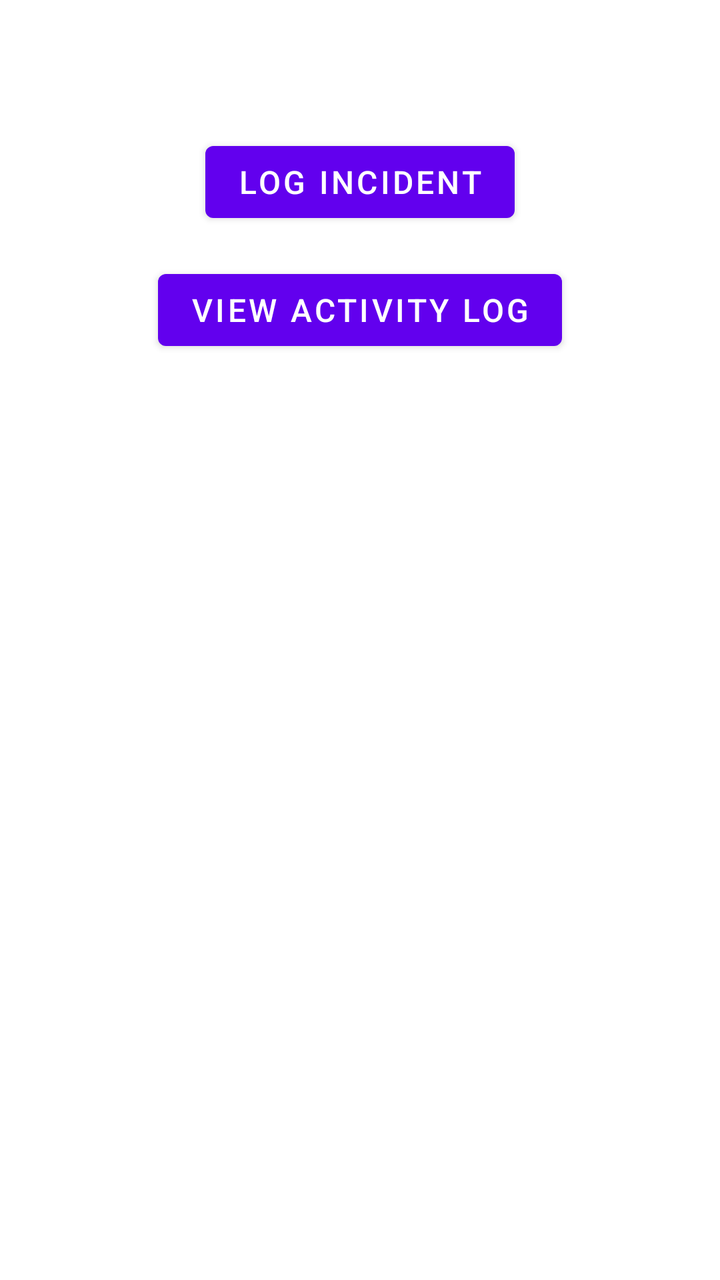
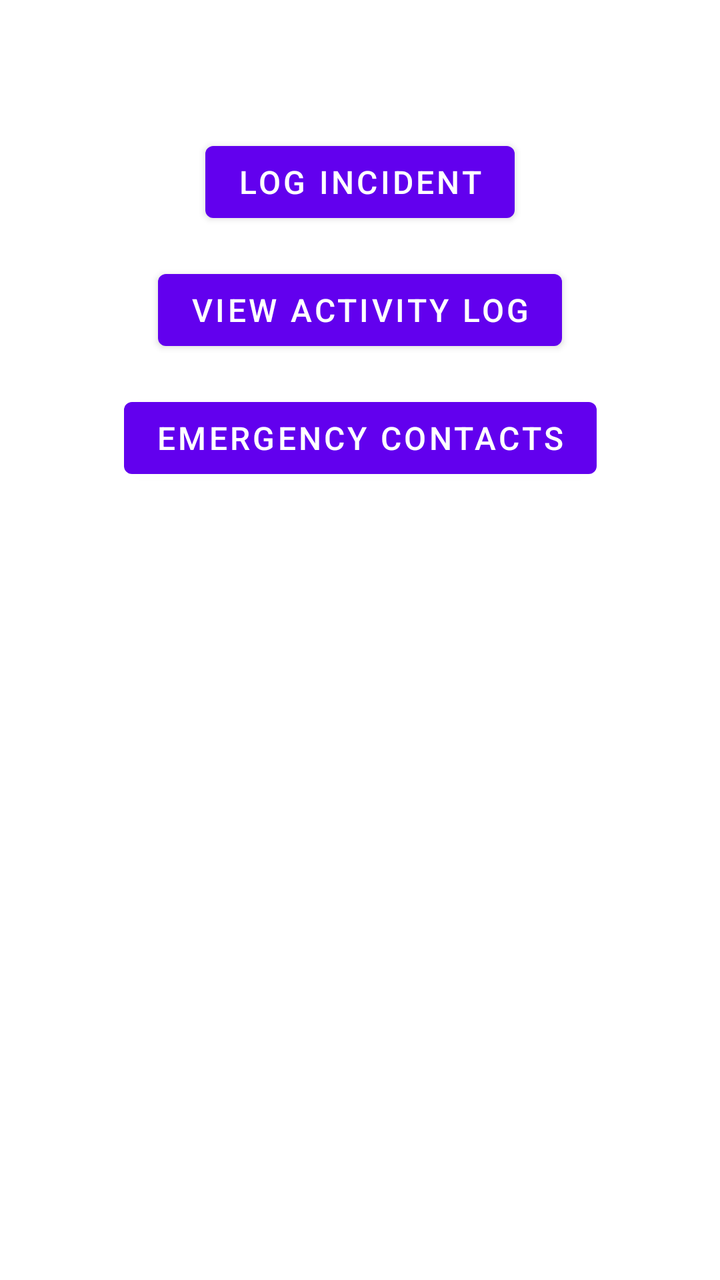

Before-and-after screenshots of an Android layout around one commit, followed by the original layout XML and the change that was made.
<!-- AndroidManifest.xml: application theme Theme.MyApplication -->
<!-- res/layout/fragment_home.xml -->
<?xml version="1.0" encoding="utf-8"?>
<androidx.constraintlayout.widget.ConstraintLayout xmlns:android="http://schemas.android.com/apk/res/android"
    xmlns:app="http://schemas.android.com/apk/res-auto"
    xmlns:tools="http://schemas.android.com/tools"
    android:layout_width="match_parent"
    android:layout_height="match_parent"
    tools:context=".ui.home.HomeFragment">

    <TextView
        android:id="@+id/text_home"
        android:layout_width="match_parent"
        android:layout_height="wrap_content"
        android:layout_marginStart="8dp"
        android:layout_marginTop="8dp"
        android:layout_marginEnd="8dp"
        android:textAlignment="center"
        android:textSize="20sp"
        app:layout_constraintEnd_toEndOf="parent"
        app:layout_constraintStart_toStartOf="parent"
        app:layout_constraintTop_toTopOf="parent" />

    <Button
        android:id="@+id/btn_log_incident"
        android:layout_width="wrap_content"
        android:layout_height="wrap_content"
        android:layout_marginTop="32dp"
        android:text="Log Incident"
        android:textSize="16sp"
        app:layout_constraintEnd_toEndOf="parent"
        app:layout_constraintStart_toStartOf="parent"
        app:layout_constraintTop_toBottomOf="@+id/text_home" />

    <Button
        android:id="@+id/btn_view_activity_log"
        android:layout_width="wrap_content"
        android:layout_height="wrap_content"
        android:layout_marginTop="16dp"
        android:text="View Activity Log"
        android:textSize="16sp"
        app:layout_constraintEnd_toEndOf="parent"
        app:layout_constraintStart_toStartOf="parent"
        app:layout_constraintTop_toBottomOf="@+id/btn_log_incident" />
</androidx.constraintlayout.widget.ConstraintLayout>
<!-- resources referenced by this layout -->
<resources>
  <style name="Theme.MyApplication" parent="Theme.MaterialComponents.DayNight.DarkActionBar">
          
          <item name="colorPrimary">@color/purple_500</item>
          <item name="colorPrimaryVariant">@color/purple_700</item>
          <item name="colorOnPrimary">@color/white</item>
          
          <item name="colorSecondary">@color/teal_200</item>
          <item name="colorSecondaryVariant">@color/teal_700</item>
          <item name="colorOnSecondary">@color/black</item>
          
          <item name="android:statusBarColor">?attr/colorPrimaryVariant</item>
          
      </style>
  <color name="purple_500">#FF6200EE</color>
  <color name="purple_700">#FF3700B3</color>
  <color name="white">#FFFFFFFF</color>
  <color name="teal_200">#FF03DAC5</color>
  <color name="teal_700">#FF018786</color>
  <color name="black">#FF000000</color>
</resources>

<!-- the commit's change to res/layout/fragment_home.xml (unified diff, before → after) -->
@@ -40,4 +40,15 @@
         app:layout_constraintEnd_toEndOf="parent"
         app:layout_constraintStart_toStartOf="parent"
         app:layout_constraintTop_toBottomOf="@+id/btn_log_incident" />
+
+    <Button
+        android:id="@+id/btn_emergency_contacts"
+        android:layout_width="wrap_content"
+        android:layout_height="wrap_content"
+        android:layout_marginTop="16dp"
+        android:text="Emergency Contacts"
+        android:textSize="16sp"
+        app:layout_constraintEnd_toEndOf="parent"
+        app:layout_constraintStart_toStartOf="parent"
+        app:layout_constraintTop_toBottomOf="@+id/btn_view_activity_log" />
 </androidx.constraintlayout.widget.ConstraintLayout>
